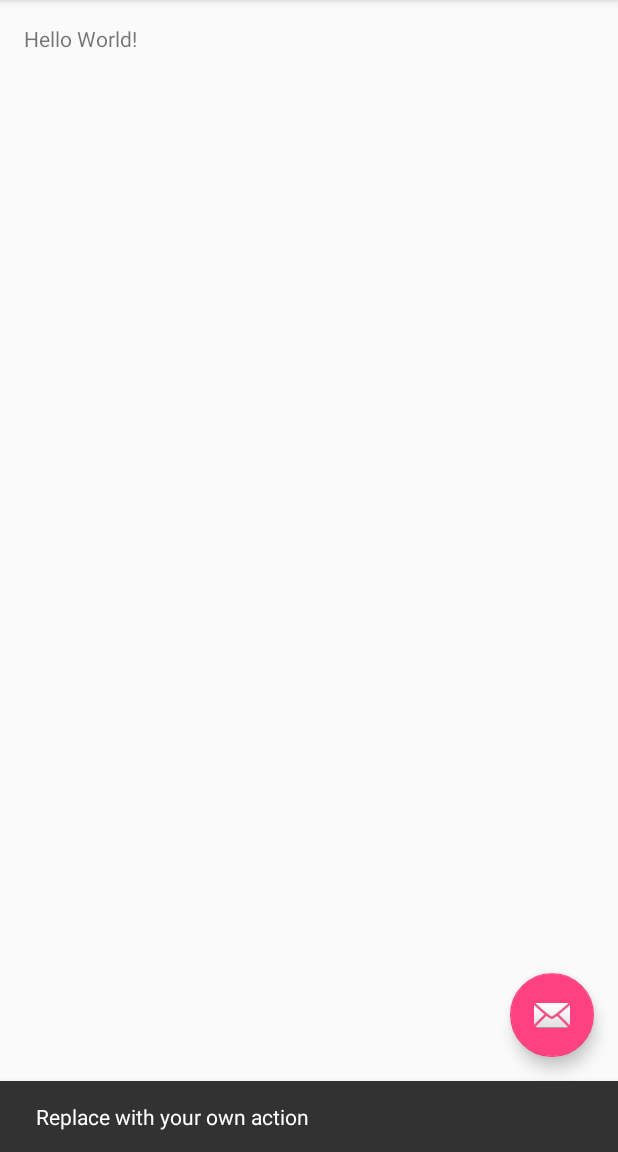
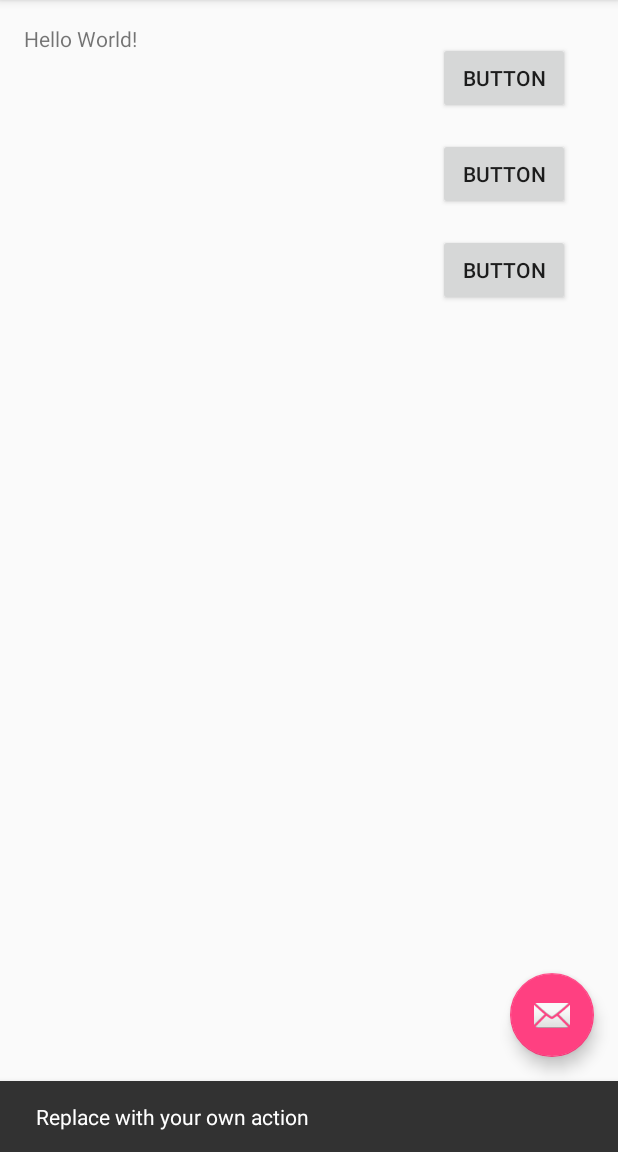
Before and after one commit to marchik73/MyApplication, an Android app: the screen it shows after launch (MainActivity), after a tap on an icon or button, on a phone screen of 412 x 824 dp, the part 84-1236 px from its top. Run offline under Robolectric (Android 15) with nearby library versions, the phone set to English and light mode, and no system bars.

Commit message:
from studio

```diff
--- a/app/src/main/res/layout/content_main.xml
+++ b/app/src/main/res/layout/content_main.xml
@@ -17,4 +17,36 @@
         android:layout_width="wrap_content"
         android:layout_height="wrap_content"
         android:text="Hello World!" />
+
+    <Button
+        android:text="Button"
+        android:layout_width="wrap_content"
+        android:layout_height="wrap_content"
+        android:layout_below="@+id/textView"
+        android:layout_alignParentRight="true"
+        android:layout_alignParentEnd="true"
+        android:layout_marginRight="16dp"
+        android:layout_marginEnd="16dp"
+        android:layout_marginTop="12dp"
+        android:id="@+id/button" />
+
+    <Button
+        android:text="Button"
+        android:layout_width="wrap_content"
+        android:layout_height="wrap_content"
+        android:layout_below="@+id/button"
+        android:layout_alignLeft="@+id/button"
+        android:layout_alignStart="@+id/button"
+        android:layout_marginTop="16dp"
+        android:id="@+id/button2" />
+
+    <Button
+        android:text="Button"
+        android:layout_width="wrap_content"
+        android:layout_height="wrap_content"
+        android:layout_marginTop="16dp"
+        android:id="@+id/button3"
+        android:layout_below="@+id/button2"
+        android:layout_alignLeft="@+id/button2"
+        android:layout_alignStart="@+id/button2" />
 </RelativeLayout>
```
